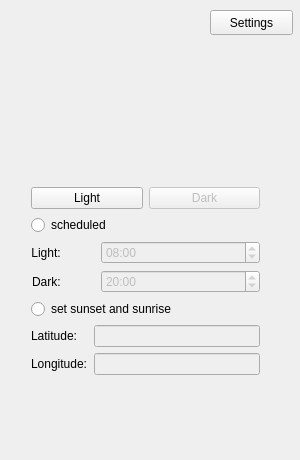
Before: the Qt Designer form src/ui/mainwindow.ui in oskarsh/Yin-Yang, drawn with Qt 5.
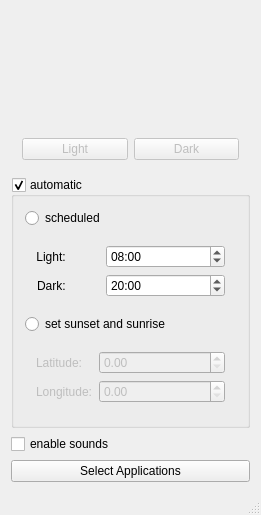
After: the same form once the commit is applied. Icons and pictures are not drawn.

Commit message: Add missing entries to ui

```diff
--- a/src/ui/mainwindow.ui
+++ b/src/ui/mainwindow.ui
@@ -9,8 +9,8 @@
    <rect>
     <x>0</x>
     <y>0</y>
-    <width>300</width>
-    <height>460</height>
+    <width>261</width>
+    <height>515</height>
    </rect>
   </property>
   <property name="sizePolicy">
@@ -21,14 +21,14 @@
   </property>
   <property name="minimumSize">
    <size>
-    <width>300</width>
-    <height>460</height>
+    <width>261</width>
+    <height>515</height>
    </size>
   </property>
   <property name="maximumSize">
    <size>
     <width>300</width>
-    <height>460</height>
+    <height>600</height>
    </size>
   </property>
   <property name="baseSize">
@@ -45,37 +45,40 @@
     <normaloff>../../../../../../../opt/yin-yang/src/ui/assets/yin-yang.svg</normaloff>../../../../../../../opt/yin-yang/src/ui/assets/yin-yang.svg</iconset>
   </property>
   <widget class="QWidget" name="centralWidget">
-   <widget class="QWidget" name="verticalLayoutWidget">
-    <property name="geometry">
-     <rect>
-      <x>20</x>
-      <y>50</y>
-      <width>251</width>
-      <height>336</height>
-     </rect>
-    </property>
-    <layout class="QVBoxLayout" name="verticalLayout">
-     <property name="spacing">
-      <number>6</number>
-     </property>
-     <item alignment="Qt::AlignHCenter|Qt::AlignVCenter">
-      <widget class="QLabel" name="yinyang_img">
+   <layout class="QVBoxLayout" name="verticalLayout_2">
+    <item>
+     <layout class="QHBoxLayout" name="logo">
+      <item>
+       <spacer name="horizontalSpacer">
+        <property name="orientation">
+         <enum>Qt::Horizontal</enum>
+        </property>
+        <property name="sizeHint" stdset="0">
+         <size>
+          <width>40</width>
+          <height>20</height>
+         </size>
+        </property>
+       </spacer>
+      </item>
+      <item>
+       <widget class="QLabel" name="imgLogo">
        <property name="sizePolicy">
-        <sizepolicy hsizetype="Fixed" vsizetype="Fixed">
-         <horstretch>128</horstretch>
-         <verstretch>128</verstretch>
+         <sizepolicy hsizetype="Minimum" vsizetype="Minimum">
+          <horstretch>0</horstretch>
+          <verstretch>0</verstretch>
         </sizepolicy>
        </property>
        <property name="minimumSize">
         <size>
-         <width>80</width>
-         <height>80</height>
+          <width>0</width>
+          <height>0</height>
         </size>
        </property>
        <property name="maximumSize">
         <size>
-         <width>80</width>
-         <height>256</height>
+          <width>1000</width>
+          <height>1000</height>
         </size>
        </property>
        <property name="sizeIncrement">
@@ -113,6 +116,31 @@
       </widget>
      </item>
      <item>
+       <spacer name="horizontalSpacer_2">
+        <property name="orientation">
+         <enum>Qt::Horizontal</enum>
+        </property>
+        <property name="sizeHint" stdset="0">
+         <size>
+          <width>40</width>
+          <height>20</height>
+         </size>
+        </property>
+       </spacer>
+      </item>
+     </layout>
+    </item>
+    <item>
+     <widget class="QWidget" name="manual" native="true">
+      <property name="enabled">
+       <bool>false</bool>
+      </property>
+      <property name="sizePolicy">
+       <sizepolicy hsizetype="Minimum" vsizetype="Fixed">
+        <horstretch>0</horstretch>
+        <verstretch>0</verstretch>
+       </sizepolicy>
+      </property>
       <layout class="QHBoxLayout" name="horizontalLayout">
        <item>
         <widget class="QPushButton" name="light_push">
@@ -131,25 +159,45 @@
         </widget>
        </item>
        <item>
-        <widget class="QPushButton" name="dark_push">
-         <property name="enabled">
-          <bool>false</bool>
-         </property>
+        <widget class="QPushButton" name="buttonDark">
          <property name="text">
           <string>Dark</string>
          </property>
         </widget>
        </item>
       </layout>
+     </widget>
      </item>
      <item>
-      <widget class="QRadioButton" name="schedule_radio">
+     <widget class="QGroupBox" name="automatic">
+      <property name="title">
+       <string>automatic</string>
+      </property>
+      <property name="checkable">
+       <bool>true</bool>
+      </property>
+      <property name="checked">
+       <bool>true</bool>
+      </property>
+      <layout class="QVBoxLayout" name="verticalLayout">
+       <property name="spacing">
+        <number>6</number>
+       </property>
+       <item>
+        <widget class="QRadioButton" name="buttonSchedule">
        <property name="text">
         <string>scheduled</string>
        </property>
       </widget>
      </item>
      <item>
+        <widget class="QFrame" name="time">
+         <property name="sizePolicy">
+          <sizepolicy hsizetype="Preferred" vsizetype="Preferred">
+           <horstretch>0</horstretch>
+           <verstretch>0</verstretch>
+          </sizepolicy>
+         </property>
       <layout class="QFormLayout" name="formLayout">
        <property name="labelAlignment">
         <set>Qt::AlignCenter</set>
@@ -168,10 +216,7 @@
         </widget>
        </item>
        <item row="0" column="1">
-        <widget class="QTimeEdit" name="light_time">
-         <property name="enabled">
-          <bool>false</bool>
-         </property>
+           <widget class="QTimeEdit" name="inTimeLight">
          <property name="displayFormat">
           <string>HH:mm</string>
          </property>
@@ -192,10 +237,7 @@
         </widget>
        </item>
        <item row="1" column="1">
-        <widget class="QTimeEdit" name="dark_time">
-         <property name="enabled">
-          <bool>false</bool>
-         </property>
+           <widget class="QTimeEdit" name="inTimeDark">
          <property name="displayFormat">
           <string>HH:mm</string>
          </property>
@@ -209,6 +251,7 @@
         </widget>
        </item>
       </layout>
+        </widget>
      </item>
      <item>
       <widget class="QRadioButton" name="radioButton">
@@ -218,6 +261,10 @@
       </widget>
      </item>
      <item>
+        <widget class="QFrame" name="location">
+         <property name="enabled">
+          <bool>false</bool>
+         </property>
       <layout class="QFormLayout" name="formLayout_2">
        <item row="0" column="0">
         <widget class="QLabel" name="latitudeLabel">
@@ -226,13 +273,6 @@
          </property>
         </widget>
        </item>
-       <item row="0" column="1">
-        <widget class="QLineEdit" name="latitudeLineEdit">
-         <property name="enabled">
-          <bool>false</bool>
-         </property>
-        </widget>
-       </item>
        <item row="1" column="0">
         <widget class="QLabel" name="longitudeLabel">
          <property name="text">
@@ -240,31 +280,35 @@
          </property>
         </widget>
        </item>
+          <item row="0" column="1">
+           <widget class="QDoubleSpinBox" name="inLatitude"/>
+          </item>
        <item row="1" column="1">
-        <widget class="QLineEdit" name="longitudeLineEdit">
-         <property name="enabled">
-          <bool>false</bool>
-         </property>
-        </widget>
-       </item>
-      </layout>
+           <widget class="QDoubleSpinBox" name="inLongitude"/>
+          </item>
+         </layout>
+        </widget>
      </item>
     </layout>
    </widget>
-   <widget class="QPushButton" name="settings_push">
-    <property name="geometry">
-     <rect>
-      <x>210</x>
-      <y>10</y>
-      <width>83</width>
-      <height>25</height>
-     </rect>
-    </property>
+    </item>
+    <item>
+     <widget class="QCheckBox" name="checkSound">
+      <property name="text">
+       <string>enable sounds</string>
+      </property>
+     </widget>
+    </item>
+    <item>
+     <widget class="QPushButton" name="buttonApplication">
     <property name="text">
-     <string>Settings</string>
-    </property>
-   </widget>
+       <string>Select Applications</string>
+      </property>
+     </widget>
+    </item>
+   </layout>
   </widget>
+  <widget class="QStatusBar" name="statusBar"/>
  </widget>
  <layoutdefault spacing="6" margin="11"/>
  <resources>
```
Left out of the diff: 140 changed lines with no effect on the pictures. Lines whose indentation alone changed are shown as unchanged. The commit also changes 3 other files.
